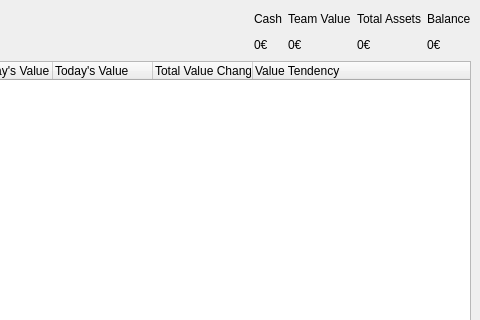
First picture: the form in comunio/ui/stats.ui, repository namboy94/comunio-manager, before the edit; both pictures show x 457 to 937 and y 0 to 320 of the 937 by 711 pixel window.
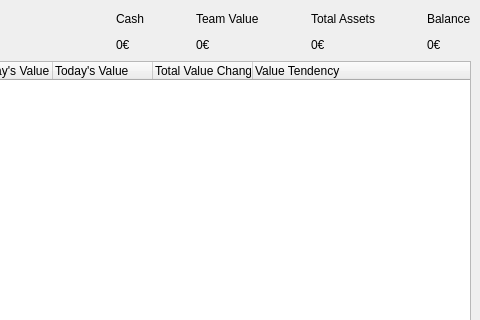
Second picture: the form after the edit.

```diff
--- a/comunio/ui/stats.ui
+++ b/comunio/ui/stats.ui
@@ -15,7 +15,7 @@
   </property>
   <widget class="QWidget" name="centralwidget">
    <layout class="QGridLayout" name="gridLayout">
-    <item row="1" column="5">
+    <item row="1" column="7">
      <widget class="QLabel" name="total_assets_display">
       <property name="text">
        <string>0€</string>
@@ -49,7 +49,7 @@
       </property>
      </widget>
     </item>
-    <item row="0" column="4">
+    <item row="0" column="5">
      <widget class="QLabel" name="label_2">
       <property name="text">
        <string>Team Value</string>
@@ -69,7 +69,7 @@
       </property>
      </spacer>
     </item>
-    <item row="1" column="4">
+    <item row="1" column="5">
      <widget class="QLabel" name="team_value_display">
       <property name="text">
        <string>0€</string>
@@ -83,13 +83,29 @@
       </property>
      </widget>
     </item>
-    <item row="0" column="5">
+    <item row="0" column="7">
      <widget class="QLabel" name="label">
       <property name="text">
        <string>Total Assets</string>
       </property>
      </widget>
     </item>
+    <item row="0" column="6">
+     <spacer name="horizontalSpacer_4">
+      <property name="orientation">
+       <enum>Qt::Horizontal</enum>
+      </property>
+      <property name="sizeType">
+       <enum>QSizePolicy::Fixed</enum>
+      </property>
+      <property name="sizeHint" stdset="0">
+       <size>
+        <width>40</width>
+        <height>20</height>
+       </size>
+      </property>
+     </spacer>
+    </item>
     <item row="4" column="0">
      <widget class="QLabel" name="label_7">
       <property name="text">
@@ -146,21 +162,24 @@
       </property>
      </widget>
     </item>
-    <item row="0" column="6">
+    <item row="3" column="2" rowspan="4" colspan="8">
+     <widget class="QGraphicsView" name="player_graph"/>
+    </item>
+    <item row="1" column="9">
+     <widget class="QLabel" name="balance_display">
+      <property name="text">
+       <string>0€</string>
+      </property>
+     </widget>
+    </item>
+    <item row="0" column="9">
      <widget class="QLabel" name="label_4">
       <property name="text">
        <string>Balance</string>
       </property>
      </widget>
     </item>
-    <item row="1" column="6">
-     <widget class="QLabel" name="balance_display">
-      <property name="text">
-       <string>0€</string>
-      </property>
-     </widget>
-    </item>
-    <item row="2" column="0" colspan="7">
+    <item row="2" column="0" colspan="10">
      <widget class="QTreeWidget" name="player_table">
       <property name="minimumSize">
        <size>
@@ -210,8 +229,37 @@
       </column>
      </widget>
     </item>
-    <item row="3" column="2" rowspan="4" colspan="5">
-     <widget class="QGraphicsView" name="player_graph"/>
+    <item row="0" column="4">
+     <spacer name="horizontalSpacer_3">
+      <property name="orientation">
+       <enum>Qt::Horizontal</enum>
+      </property>
+      <property name="sizeType">
+       <enum>QSizePolicy::Fixed</enum>
+      </property>
+      <property name="sizeHint" stdset="0">
+       <size>
+        <width>40</width>
+        <height>20</height>
+       </size>
+      </property>
+     </spacer>
+    </item>
+    <item row="0" column="8">
+     <spacer name="horizontalSpacer_5">
+      <property name="orientation">
+       <enum>Qt::Horizontal</enum>
+      </property>
+      <property name="sizeType">
+       <enum>QSizePolicy::Fixed</enum>
+      </property>
+      <property name="sizeHint" stdset="0">
+       <size>
+        <width>40</width>
+        <height>20</height>
+       </size>
+      </property>
+     </spacer>
     </item>
    </layout>
   </widget>
```
